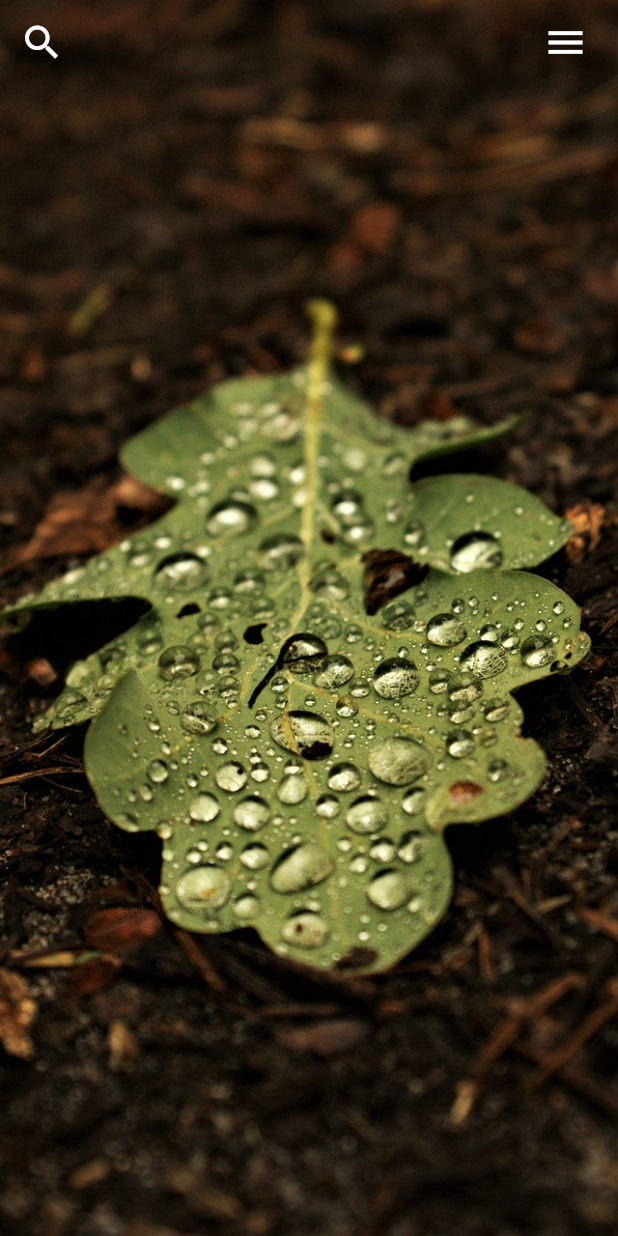
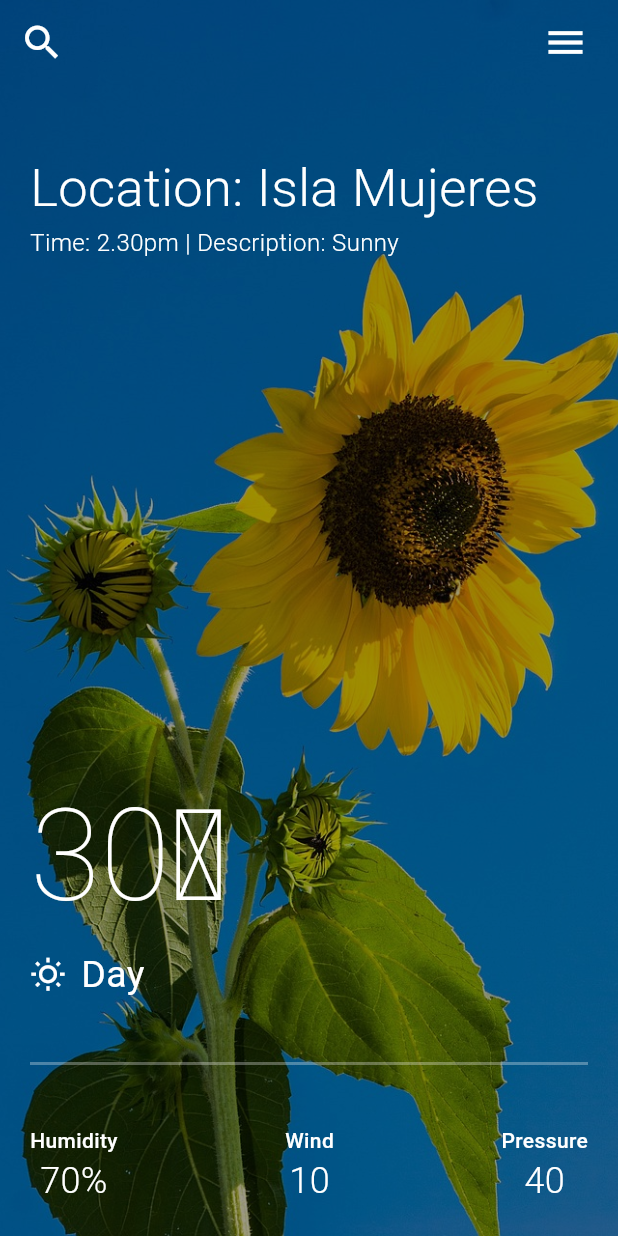
Before and after one commit to violacaroline/weather-app-flutter, a Flutter app: the screen it shows after launch, on a phone screen of 412 x 824 dp. Run offline on Flutter 3.47's test engine with Material 2 defaults, Android fonts, the phone set to English and light mode, and no system bars.

Commit message:
Organize widgets and pages, create basic layout for weather page

```diff
--- a/lib/main.dart
+++ b/lib/main.dart
@@ -1,4 +1,6 @@
 import 'package:flutter/material.dart';
+import 'pages/weather_page.dart';
+
 
 void main() {
   runApp(const WeatherApp());
@@ -11,7 +13,7 @@ class WeatherApp extends StatelessWidget {
   @override
   Widget build(BuildContext context) {
     return MaterialApp(
-      title: 'Flutter Demo',
+      title: 'Flutter Weather App',
       theme: ThemeData(
         useMaterial3: true,
       ),
@@ -19,66 +21,3 @@ class WeatherApp extends StatelessWidget {
     );
   }
 }
-
-class WeatherPage extends StatefulWidget {
-  final String title;
-
-  const WeatherPage({super.key, required this.title});
-
-  @override
-  State<WeatherPage> createState() => _WeatherPageState();
-}
-
-class _WeatherPageState extends State<WeatherPage> {
-  int _counter = 0;
-
-  void _incrementCounter() {
-    setState(() {
-      _counter++;
-    });
-  }
-
-  @override
-  Widget build(BuildContext context) {
-    return Scaffold(
-      extendBodyBehindAppBar: true,
-      appBar: AppBar(
-        backgroundColor: Colors.transparent,
-        elevation: 0,
-        leading: IconButton(
-          onPressed: () {},
-          icon: const Icon(
-            Icons.search,
-            size: 30,
-            color: Colors.white,
-          )
-        ),
-        actions: [
-          Container(
-            margin: const EdgeInsets.fromLTRB(0, 0, 20, 0),
-            child: GestureDetector(
-              onTap: () => print('Menu clicked'),
-              child: const Icon(
-                Icons.menu,
-                size: 30,
-                color: Colors.white,
-              ),
-            ),
-          )
-        ],
-      ),
-      body: Container(
-        child: Stack(
-          children: [
-            Image.asset(
-              'assets/rainy.jpg',
-              fit: BoxFit.cover,
-              height: double.infinity,
-              width: double.infinity,
-            )
-          ],
-        ),
-      ),
-    );
-  }
-}
--- /dev/null
+++ b/lib/pages/weather_page.dart
@@ -0,0 +1,56 @@
+import 'package:flutter/material.dart';
+import 'package:weather_app/widgets/body_main.dart';
+import '/widgets/app_bar.dart';
+import '/widgets/body_bottom.dart';
+
+class WeatherPage extends StatefulWidget {
+  final String title;
+
+  const WeatherPage({super.key, required this.title});
+
+  @override
+  State<WeatherPage> createState() => _WeatherPageState();
+}
+
+class _WeatherPageState extends State<WeatherPage> {
+  int _counter = 0;
+
+  void _incrementCounter() {
+    setState(() {
+      _counter++;
+    });
+  }
+
+  @override
+  Widget build(BuildContext context) {
+    return Scaffold(
+      extendBodyBehindAppBar: true,
+      appBar: const WeatherAppBar(),
+      body: Stack(
+        children: [
+          Image.asset(
+            'assets/sunny.jpg',
+            fit: BoxFit.cover,
+            height: double.infinity,
+            width: double.infinity,
+          ),
+          Container(
+            decoration: const BoxDecoration(
+              color: Colors.black38
+            ),
+          ),
+          Container(
+            padding: const EdgeInsets.all(20),
+            child: const Column(
+              mainAxisAlignment: MainAxisAlignment.spaceBetween,
+              crossAxisAlignment: CrossAxisAlignment.start,
+              children: [
+                BodyMain(),
+                BodyBottom(),
+              ],
+            ),
+          )],
+      ),
+    );
+  }
+}
--- /dev/null
+++ b/lib/widgets/app_bar.dart
@@ -0,0 +1,42 @@
+import 'package:flutter/material.dart';
+
+class WeatherAppBar extends StatefulWidget implements PreferredSizeWidget  {
+  const WeatherAppBar ({super.key});
+
+  @override
+  State<WeatherAppBar> createState() => _WeatherAppBarState();
+
+  @override
+  Size get preferredSize => const Size.fromHeight(kToolbarHeight);
+}
+
+class _WeatherAppBarState extends State<WeatherAppBar> {
+  @override
+  Widget build(BuildContext context) {
+    return AppBar(
+      backgroundColor: Colors.transparent,
+      elevation: 0,
+      leading: IconButton(
+      onPressed: () {},
+        icon: const Icon(
+        Icons.search,
+        size: 30,
+        color: Colors.white,
+        )
+      ),
+      actions: [
+        Container(
+        margin: const EdgeInsets.fromLTRB(0, 0, 20, 0),
+          child: GestureDetector(
+          onTap: () => print('Menu clicked'),
+            child: const Icon(
+            Icons.menu,
+            size: 30,
+            color: Colors.white,
+            ),
+          ),
+        )
+      ],
+    );
+  }
+}
--- /dev/null
+++ b/lib/widgets/body_bottom.dart
@@ -0,0 +1,91 @@
+import 'package:flutter/material.dart';
+
+class BodyBottom extends StatefulWidget {
+  const BodyBottom({super.key});
+
+  @override
+  State<BodyBottom> createState() => _BodyBottomState();
+}
+
+class _BodyBottomState extends State<BodyBottom> {
+  @override
+  Widget build(BuildContext context) {
+    return Column(
+      children: [
+        Container(
+          margin: const EdgeInsets.symmetric(vertical: 40),
+          decoration: BoxDecoration(
+              border: Border.all(
+                color: Colors.white30,
+              )
+          ),
+        ),
+        const Row(
+          mainAxisAlignment: MainAxisAlignment.spaceBetween,
+          children: [
+            Column(
+              children: [
+                Text(
+                  'Humidity',
+                  style: TextStyle(
+                      fontSize: 14,
+                      fontWeight: FontWeight.w500,
+                      color: Colors.white
+                  ),
+                ),
+                Text(
+                  '70%',
+                  style: TextStyle(
+                      fontSize: 24,
+                      fontWeight: FontWeight.w300,
+                      color: Colors.white
+                  ),
+                ),
+              ],
+            ),
+            Column(
+              children: [
+                Text(
+                  'Wind',
+                  style: TextStyle(
+                      fontSize: 14,
+                      fontWeight: FontWeight.w500,
+                      color: Colors.white
+                  ),
+                ),
+                Text(
+                  '10',
+                  style: TextStyle(
+                      fontSize: 24,
+                      fontWeight: FontWeight.w300,
+                      color: Colors.white
+                  ),
+                ),
+              ],
+            ),
+            Column(
+              children: [
+                Text(
+                  'Pressure',
+                  style: TextStyle(
+                      fontSize: 14,
+                      fontWeight: FontWeight.w500,
+                      color: Colors.white
+                  ),
+                ),
+                Text(
+                  '40',
+                  style: TextStyle(
+                      fontSize: 24,
+                      fontWeight: FontWeight.w300,
+                      color: Colors.white
+                  ),
+                ),
+              ],
+            ),
+          ],
+        )
+      ],
+    );
+  }
+}
--- /dev/null
+++ b/lib/widgets/body_main.dart
@@ -0,0 +1,74 @@
+import 'package:flutter/material.dart';
+
+class BodyMain extends StatefulWidget {
+  const BodyMain({super.key});
+
+  @override
+  State<BodyMain> createState() => _BodyMainState();
+}
+
+class _BodyMainState extends State<BodyMain> {
+  @override
+  Widget build(BuildContext context) {
+    return const Expanded(
+      child: Column(
+        crossAxisAlignment: CrossAxisAlignment.start,
+        mainAxisAlignment: MainAxisAlignment.spaceBetween,
+        children: [
+          Column(
+            crossAxisAlignment: CrossAxisAlignment.start,
+            children: [
+              SizedBox(height: 80,),
+              Text(
+                'Location: Isla Mujeres',
+                style: TextStyle(
+                    fontSize: 35,
+                    fontWeight: FontWeight.w300,
+                    color: Colors.white
+                ),
+              ),
+              Text(
+                'Time: 2.30pm | Description: Sunny',
+                style: TextStyle(
+                    fontSize: 16,
+                    fontWeight: FontWeight.w300,
+                    color: Colors.white
+                ),
+              ),
+            ],
+          ),
+          Column(
+            crossAxisAlignment: CrossAxisAlignment.start,
+            children: [
+              Text(
+                '30\u2103',
+                style: TextStyle(
+                    fontSize: 85,
+                    fontWeight: FontWeight.w200,
+                    color: Colors.white
+                ),
+              ),
+              Row(
+                children: [
+                  Icon(
+                    Icons.wb_sunny_outlined,
+                    color: Colors.white,
+                  ),
+                  SizedBox(width: 10,),
+                  Text(
+                    'Day',
+                    style: TextStyle(
+                        fontSize: 25,
+                        fontWeight: FontWeight.w400,
+                        color: Colors.white
+                    ),
+                  ),
+                ],
+              ),
+            ],
+          )
+        ],
+      ),
+    );
+  }
+}
```
Also changed, not shown: 1 other file.
